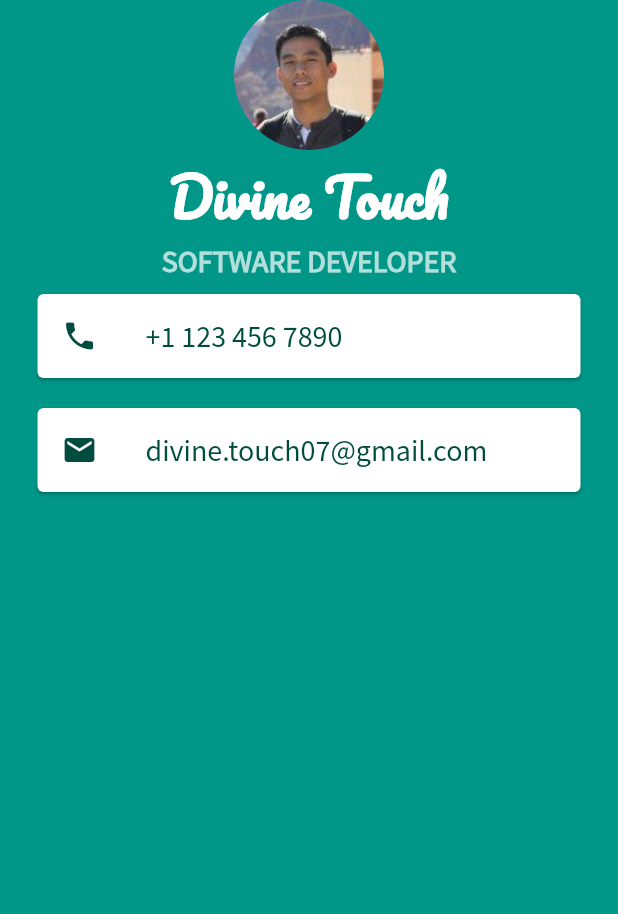
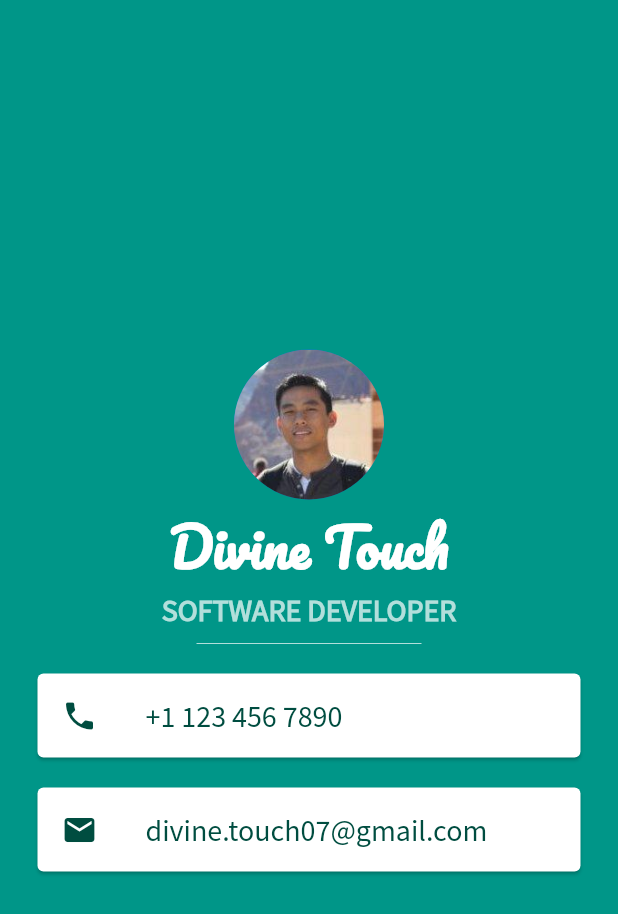
Before and after one commit to divinetouch/mi_card_flutter, a Flutter app: the screen it shows after launch, on a phone screen of 412 x 824 dp. Shown: the top 914 px of the screen. Run offline on Flutter 3.47's test engine with Material 2 defaults, Android fonts, the phone set to English and light mode, and no system bars.

Commit message:
align content

```diff
--- a/lib/main.dart
+++ b/lib/main.dart
@@ -11,6 +11,7 @@ class MyApp extends StatelessWidget {
         backgroundColor: Colors.teal,
         body: SafeArea(
           child: Column(
+            mainAxisAlignment: MainAxisAlignment.center,
             children: <Widget>[
               CircleAvatar(
                 radius: 50.0,
@@ -34,6 +35,12 @@ class MyApp extends StatelessWidget {
                   fontWeight: FontWeight.bold,
                 ),
               ),
+              SizedBox(
+                  height: 20,
+                  width: 150,
+                  child: Divider(
+                    color: Colors.teal.shade100,
+                  )),
               Card(
                 color: Colors.white,
                 margin: EdgeInsets.symmetric(vertical: 10, horizontal: 25),
```
